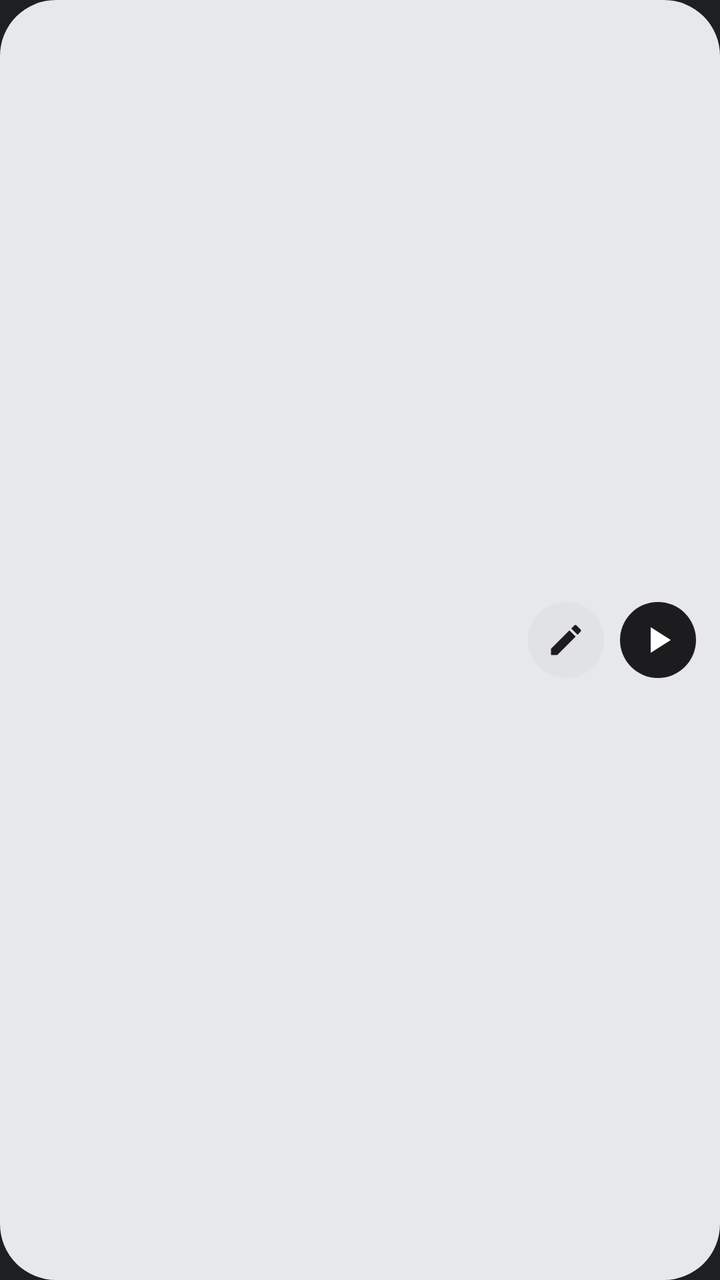
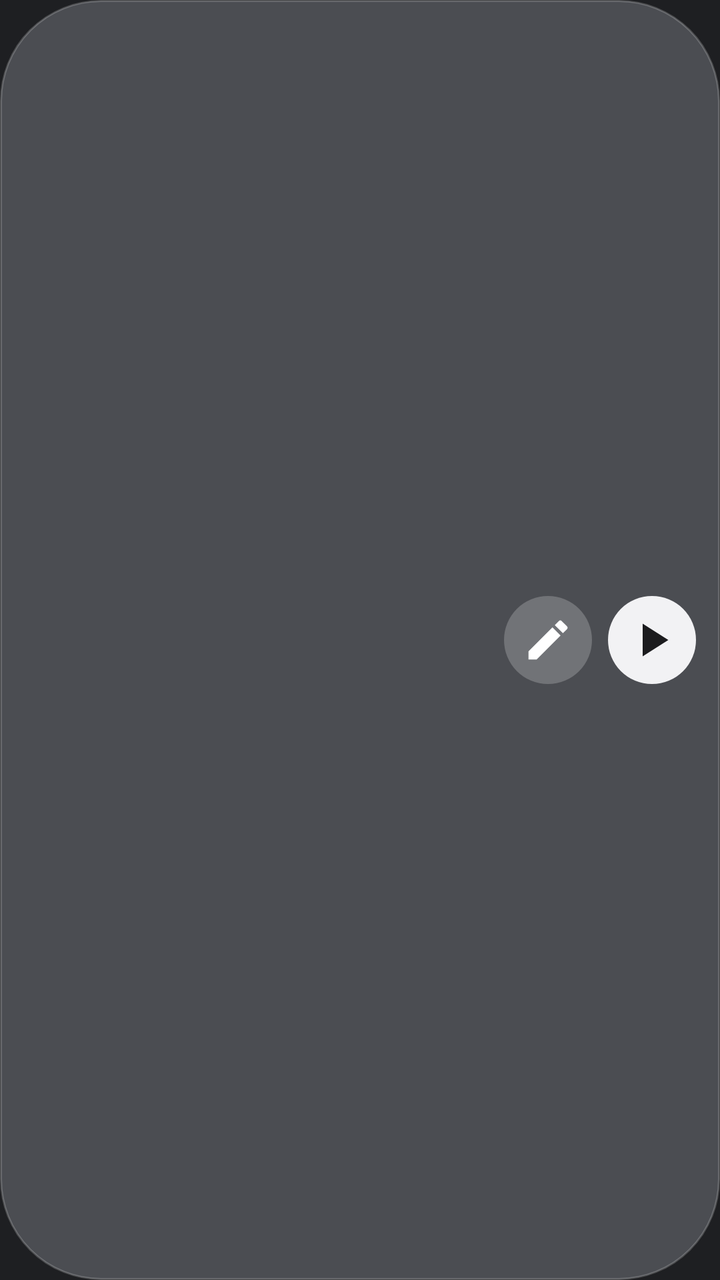

An Android layout rendered at two revisions. The XML below is the earlier revision; the diff shows what the commit changed to produce the second picture.
<!-- AndroidManifest.xml: application theme AppTheme -->
<!-- res/layout/widget_next.xml -->
<?xml version="1.0" encoding="utf-8"?>
<LinearLayout xmlns:android="http://schemas.android.com/apk/res/android"
    android:id="@android:id/background"
    android:layout_width="match_parent"
    android:layout_height="match_parent"
    android:background="@drawable/widget_bg"
    android:gravity="center_vertical"
    android:orientation="horizontal"
    android:paddingStart="14dp"
    android:paddingTop="8dp"
    android:paddingEnd="12dp"
    android:paddingBottom="8dp">

    <ImageView
        android:id="@+id/n_ring"
        android:layout_width="44dp"
        android:layout_height="44dp"
        android:contentDescription="@null"
        android:scaleType="fitCenter" />

    <LinearLayout
        android:layout_width="0dp"
        android:layout_height="wrap_content"
        android:layout_marginStart="12dp"
        android:layout_weight="1"
        android:orientation="vertical">

        <TextView
            android:id="@+id/n_title"
            android:layout_width="match_parent"
            android:layout_height="wrap_content"
            android:ellipsize="end"
            android:singleLine="true"
            android:textColor="@color/w_text"
            android:textSize="16sp"
            android:textStyle="bold" />

        <TextView
            android:id="@+id/n_text"
            android:layout_width="match_parent"
            android:layout_height="wrap_content"
            android:ellipsize="end"
            android:singleLine="true"
            android:textColor="@color/w_sub"
            android:textSize="11sp" />
    </LinearLayout>

    <ImageView
        android:id="@+id/n_edit"
        android:layout_width="38dp"
        android:layout_height="38dp"
        android:layout_marginStart="6dp"
        android:background="@drawable/w_btn_soft"
        android:contentDescription="@string/widget_type"
        android:padding="9dp"
        android:src="@drawable/ic_w_edit_l" />

    <ImageView
        android:id="@+id/n_play"
        android:layout_width="38dp"
        android:layout_height="38dp"
        android:layout_marginStart="8dp"
        android:background="@drawable/w_btn"
        android:contentDescription="@string/widget_next_action"
        android:padding="8dp"
        android:src="@drawable/ic_w_play" />
</LinearLayout>
<!-- resources referenced by this layout -->
<resources>
  <color name="w_sub">#6C6C72</color>
  <color name="w_text">#1C1C1E</color>
  <!-- drawable ic_w_edit_l (drawable) -->
  <?xml version="1.0" encoding="utf-8"?>
  <vector xmlns:android="http://schemas.android.com/apk/res/android"
      android:width="24dp" android:height="24dp" android:viewportWidth="24" android:viewportHeight="24">
      <path android:fillColor="@color/w_text" android:pathData="M3,17.25V21h3.75L17.81,9.94l-3.75,-3.75L3,17.25zM20.71,7.04a1,1 0,0 0,0 -1.41l-2.34,-2.34a1,1 0,0 0,-1.41 0l-1.83,1.83 3.75,3.75 1.83,-1.83z" />
  </vector>
  <!-- drawable ic_w_play (drawable) -->
  <?xml version="1.0" encoding="utf-8"?>
  <vector xmlns:android="http://schemas.android.com/apk/res/android"
      android:width="24dp" android:height="24dp" android:viewportWidth="24" android:viewportHeight="24">
      <path android:fillColor="@color/w_on_fill" android:pathData="M8,5v14l11,-7z" />
  </vector>
  <!-- drawable w_btn (drawable) -->
  <?xml version="1.0" encoding="utf-8"?>
  <shape xmlns:android="http://schemas.android.com/apk/res/android" android:shape="oval">
      <solid android:color="@color/w_fill" />
  </shape>
  <!-- drawable w_btn_soft (drawable) -->
  <?xml version="1.0" encoding="utf-8"?>
  <shape xmlns:android="http://schemas.android.com/apk/res/android" android:shape="oval">
      <solid android:color="@color/w_surf" />
  </shape>
  <!-- drawable widget_bg (drawable) -->
  <?xml version="1.0" encoding="utf-8"?>
  <shape xmlns:android="http://schemas.android.com/apk/res/android" android:shape="rectangle">
      <solid android:color="@color/w_card" />
      <corners android:radius="@dimen/w_radius" />
  </shape>
  <string name="widget_next_action">Продовжити</string>
  <string name="widget_type">Писати</string>
  <style name="AppTheme" parent="@android:style/Theme.DeviceDefault.NoActionBar">
          <item name="android:windowBackground">@color/app_bg</item>
          <item name="android:statusBarColor">@color/app_panel</item>
          <item name="android:navigationBarColor">@color/app_panel</item>
      </style>
  <color name="w_on_fill">#FFFFFF</color>
  <color name="w_fill">#1C1C1E</color>
  <color name="w_surf">#E1E2E6</color>
  <color name="w_card">#F2F1F3F5</color>
  <dimen name="w_radius">28dp</dimen>
  <color name="app_bg">#1E1F22</color>
  <color name="app_panel">#232528</color>
</resources>

<!-- the commit's change to res/layout/widget_next.xml (unified diff, before → after) -->
@@ -3,7 +3,7 @@
     android:id="@android:id/background"
     android:layout_width="match_parent"
     android:layout_height="match_parent"
-    android:background="@drawable/widget_bg"
+    android:background="@drawable/widget_bg_pill"
     android:gravity="center_vertical"
     android:orientation="horizontal"
     android:paddingStart="14dp"
@@ -13,8 +13,8 @@
 
     <ImageView
         android:id="@+id/n_ring"
-        android:layout_width="44dp"
-        android:layout_height="44dp"
+        android:layout_width="52dp"
+        android:layout_height="52dp"
         android:contentDescription="@null"
         android:scaleType="fitCenter" />
 
@@ -32,7 +32,7 @@
             android:ellipsize="end"
             android:singleLine="true"
             android:textColor="@color/w_text"
-            android:textSize="16sp"
+            android:textSize="19sp"
             android:textStyle="bold" />
 
         <TextView
@@ -42,13 +42,13 @@
             android:ellipsize="end"
             android:singleLine="true"
             android:textColor="@color/w_sub"
-            android:textSize="11sp" />
+            android:textSize="12sp" />
     </LinearLayout>
 
     <ImageView
         android:id="@+id/n_edit"
-        android:layout_width="38dp"
-        android:layout_height="38dp"
+        android:layout_width="44dp"
+        android:layout_height="44dp"
         android:layout_marginStart="6dp"
         android:background="@drawable/w_btn_soft"
         android:contentDescription="@string/widget_type"
@@ -57,8 +57,8 @@
 
     <ImageView
         android:id="@+id/n_play"
-        android:layout_width="38dp"
-        android:layout_height="38dp"
+        android:layout_width="44dp"
+        android:layout_height="44dp"
         android:layout_marginStart="8dp"
         android:background="@drawable/w_btn"
         android:contentDescription="@string/widget_next_action"
<!-- resource entries referenced after the edit -->
@@ -1,7 +1,7 @@
 <!-- resources referenced by this layout -->
 <resources>
-  <color name="w_sub">#6C6C72</color>
-  <color name="w_text">#1C1C1E</color>
+  <color name="w_sub">#B8FFFFFF</color>
+  <color name="w_text">#FFFFFF</color>
   <!-- drawable ic_w_edit_l (drawable) -->
   <?xml version="1.0" encoding="utf-8"?>
   <vector xmlns:android="http://schemas.android.com/apk/res/android"
@@ -24,11 +24,12 @@
   <shape xmlns:android="http://schemas.android.com/apk/res/android" android:shape="oval">
       <solid android:color="@color/w_surf" />
   </shape>
-  <!-- drawable widget_bg (drawable) -->
+  <!-- drawable widget_bg_pill (drawable) -->
   <?xml version="1.0" encoding="utf-8"?>
   <shape xmlns:android="http://schemas.android.com/apk/res/android" android:shape="rectangle">
       <solid android:color="@color/w_card" />
-      <corners android:radius="@dimen/w_radius" />
+      <stroke android:width="1dp" android:color="@color/w_edge" />
+      <corners android:radius="50dp" />
   </shape>
   <string name="widget_next_action">Продовжити</string>
   <string name="widget_type">Писати</string>
@@ -37,11 +38,11 @@
           <item name="android:statusBarColor">@color/app_panel</item>
           <item name="android:navigationBarColor">@color/app_panel</item>
       </style>
-  <color name="w_on_fill">#FFFFFF</color>
-  <color name="w_fill">#1C1C1E</color>
-  <color name="w_surf">#E1E2E6</color>
-  <color name="w_card">#F2F1F3F5</color>
-  <dimen name="w_radius">28dp</dimen>
+  <color name="w_on_fill">#1C1C1E</color>
+  <color name="w_fill">#F2F2F4</color>
+  <color name="w_surf">#36FFFFFF</color>
+  <color name="w_card">#7380868C</color>
+  <color name="w_edge">#33FFFFFF</color>
   <color name="app_bg">#1E1F22</color>
   <color name="app_panel">#232528</color>
 </resources>
